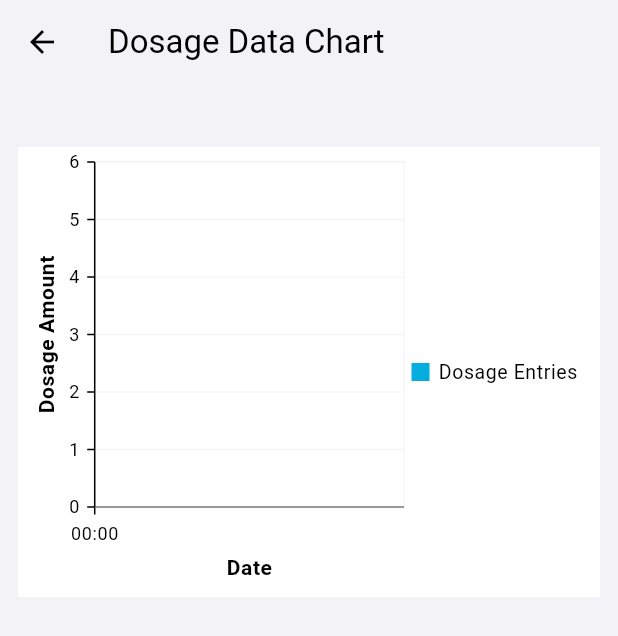
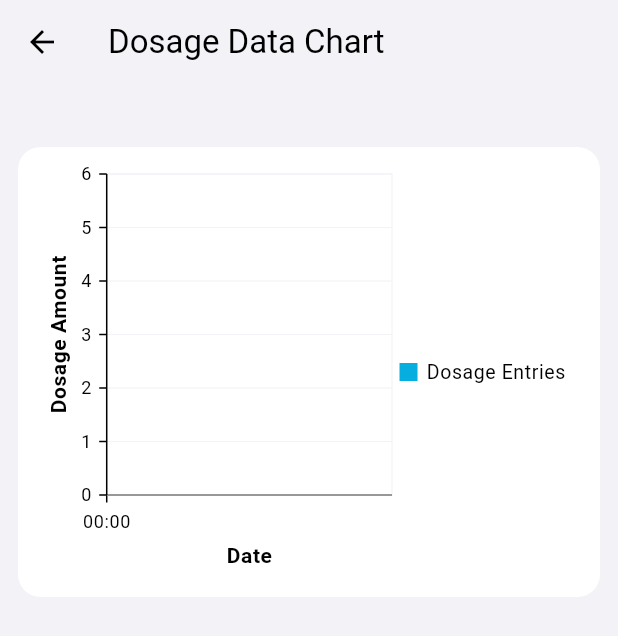
Before and after one commit to KeremTamirci/ImmunotherapyApp, a Flutter app: the DosePage screen opened directly, on a phone screen of 412 x 824 dp. Shown: the top 636 px of the screen. Run offline on Flutter 3.47's test engine with Material 3 defaults, Android fonts, the phone set to English and light mode, and no system bars; our stand-ins replace cloud_firestore, firebase_auth, firebase_core, firebase_messaging, fl_chart, flutter_local_notifications and 4 more; missing offline and left inert: flutter_material_pickers; accounts and stored records are empty; generated files the repository leaves out were written again; project files that could hold a hidden picture were left out.

Commit message:
Minor adjustments

```diff
--- a/immunotheraphy_app/lib/patient/screens/dose_page.dart
+++ b/immunotheraphy_app/lib/patient/screens/dose_page.dart
@@ -56,7 +56,6 @@ class _DosePageState extends State<DosePage> {
         surfaceTintColor: CupertinoColors.systemBackground,
         title: Text(AppLocalizations.of(context)!.doseChart),
       ),
-
       body: Padding(
         padding: const EdgeInsets.only(left: 12.0, right: 12.0),
         child: Column(
@@ -65,8 +64,12 @@ class _DosePageState extends State<DosePage> {
             Expanded(
               child: Center(
                 child: Container(
+                  decoration: BoxDecoration(
                       color: Colors.white,
+                      borderRadius: BorderRadius.circular(15)),
                   height: 300,
+                  child: Padding(
+                    padding: const EdgeInsets.all(8.0),
                     child: SfCartesianChart(
                       onMarkerRender: (MarkerRenderArgs args) {
                         if (_dosageData[args.pointIndex!].isHospital) {
@@ -111,6 +114,8 @@ class _DosePageState extends State<DosePage> {
                             color: Colors.blue,
                           ),
                         ),
+                      ],
+                    ),
                   ),
                 ),
               ),
```
Lines whose indentation alone changed are shown as unchanged.
